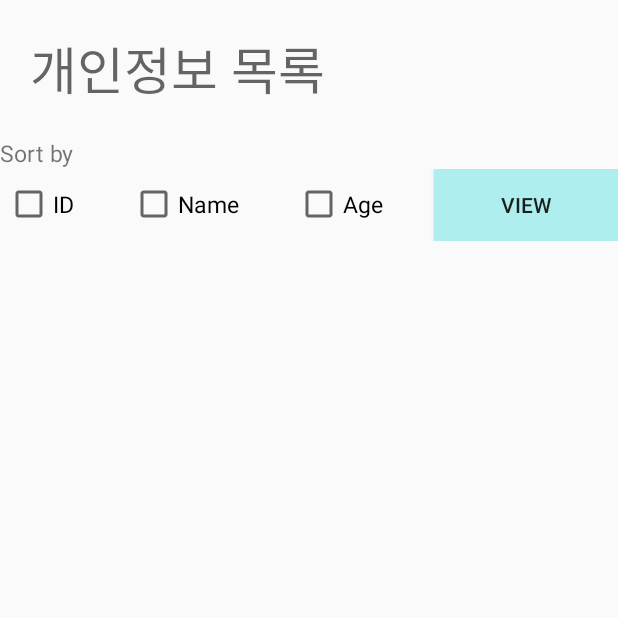
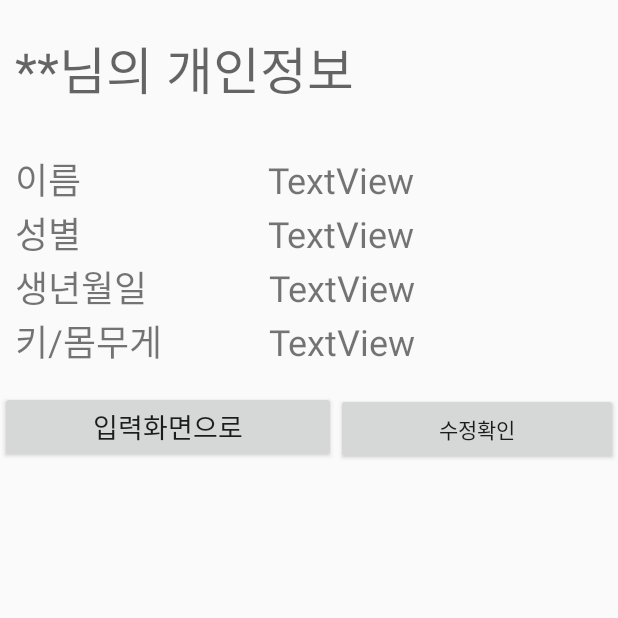
Before and after one commit to heidi618/ohyes_android, an Android app: the ListActivity screen opened directly, with no data from a screen before it, on a phone screen of 412 x 824 dp, the top half of it. Run offline under Robolectric (Android 15) with nearby library versions, the phone set to English and light mode, and no system bars.

```diff
--- a/app/src/main/java/com/example/mywifi_demo/Activity/ListActivity.java
+++ b/app/src/main/java/com/example/mywifi_demo/Activity/ListActivity.java
@@ -2,7 +2,11 @@ package com.example.mywifi_demo.Activity;
 
 import androidx.appcompat.app.AppCompatActivity;
 
+import android.app.Activity;
+import android.content.Intent;
 import android.os.Bundle;
+import android.view.View;
+import android.widget.Button;
 
 import com.example.mywifi_demo.R;
 
@@ -12,5 +16,16 @@ public class ListActivity extends AppCompatActivity {
     protected void onCreate(Bundle savedInstanceState) {
         super.onCreate(savedInstanceState);
         setContentView(R.layout.activity_list);
+        Button button1 = (Button) findViewById(R.id.button1);
+        button1.setOnClickListener(new View.OnClickListener() {
+            @Override
+            public void onClick(View v) {
+
+
+                Intent intent = new Intent();
+                setResult(Activity.RESULT_OK, intent);
+                finish();
+            }
+        });
     }
 }
--- a/app/src/main/java/com/example/mywifi_demo/Activity/MainActivity.java
+++ b/app/src/main/java/com/example/mywifi_demo/Activity/MainActivity.java
@@ -69,15 +69,14 @@ public class MainActivity extends AppCompatActivity implements View.OnClickListe
         super.onCreate(savedInstanceState);
         setContentView(R.layout.activity_main);
 
-        container=(LinearLayout) findViewById(R.id.container);
+  //      container=(LinearLayout) findViewById(R.id.container);
 
         Button btn_list = (Button) findViewById(R.id.btn_list);
         btn_list.setOnClickListener(new View.OnClickListener() {
             @Override
             public void onClick(View view) {
-                LayoutInflater inflater = (LayoutInflater)
-                        getSystemService(Context.LAYOUT_INFLATER_SERVICE);
-                inflater.inflate(R.layout.userlist,container,true);
+                Intent intent= new Intent(getApplicationContext(), ListActivity.class);
+                startActivityForResult(intent, 101);
             }
         });
 
--- a/app/src/main/res/layout/activity_list.xml
+++ b/app/src/main/res/layout/activity_list.xml
@@ -11,81 +11,132 @@
         android:id="@+id/textview"
         android:layout_width="match_parent"
         android:layout_height="wrap_content"
-        android:layout_marginLeft="20dp"
+        android:layout_marginLeft="10dp"
         android:layout_marginTop="20dp"
-        android:text="개인정보 목록"
-        android:textAppearance="@style/TextAppearance.AppCompat.Display1"/>
-
-    <TextView
-        android:id="@+id/text_sort"
-        android:layout_width="wrap_content"
-        android:layout_height="wrap_content"
-        android:text="Sort by "
-        android:textSize="15dp"
-        android:layout_marginTop="20dp"
-        android:layout_alignLeft="@+id/text_name"
-        android:layout_below="@+id/line1"/>
+        android:text="**님의 개인정보"
+        android:textAppearance="@style/TextAppearance.AppCompat.Display1" />
 
     <LinearLayout
         android:layout_width="match_parent"
         android:layout_height="wrap_content"
-        android:weightSum="4">
+        android:layout_marginLeft="10dp"
+        android:layout_marginTop="30dp"
+        android:layout_marginRight="10dp"
+        android:orientation="vertical">
 
-        <CheckBox
-            android:id="@+id/check_userid"
+        <LinearLayout
+            android:layout_width="match_parent"
+            android:layout_height="wrap_content"
+            android:orientation="horizontal"
+            android:weightSum="2">
+
+            <TextView
+                android:id="@+id/textView3"
                 android:layout_width="wrap_content"
                 android:layout_height="wrap_content"
-            android:layout_alignTop="@+id/text_sort"
-            android:layout_alignBottom="@+id/text_sort"
-            android:layout_marginLeft="3dp"
-            android:layout_toRightOf="@+id/text_sort"
                 android:layout_weight="1"
-            android:text="ID"
-            android:textSize="15dp" />
+                android:text="이름"
+                android:textSize="24sp" />
 
-        <CheckBox
-            android:id="@+id/check_name"
+            <TextView
+                android:id="@+id/textView4"
                 android:layout_width="wrap_content"
                 android:layout_height="wrap_content"
-            android:layout_alignTop="@+id/text_sort"
-            android:layout_alignBottom="@+id/text_sort"
-            android:layout_marginLeft="3dp"
-            android:layout_toRightOf="@+id/check_userid"
                 android:layout_weight="1"
-            android:text="Name"
-            android:textSize="15dp" />
+                android:text="TextView"
+                android:textSize="24sp" />
+        </LinearLayout>
 
-        <CheckBox
-            android:id="@+id/check_age"
+        <LinearLayout
+            android:layout_width="match_parent"
+            android:layout_height="wrap_content"
+            android:orientation="horizontal"
+            android:weightSum="2">
+
+            <TextView
+                android:id="@+id/textView5"
                 android:layout_width="wrap_content"
                 android:layout_height="wrap_content"
-            android:layout_alignTop="@+id/text_sort"
-            android:layout_alignBottom="@+id/text_sort"
-            android:layout_marginLeft="3dp"
-            android:layout_toRightOf="@+id/check_name"
                 android:layout_weight="1"
-            android:text="Age"
-            android:textSize="15dp" />
+                android:text="성별"
+                android:textSize="24sp" />
+
+            <TextView
+                android:id="@+id/textView6"
+                android:layout_width="wrap_content"
+                android:layout_height="wrap_content"
+                android:layout_weight="1"
+                android:text="TextView"
+                android:textSize="24sp" />
+        </LinearLayout>
+
+        <LinearLayout
+            android:layout_width="match_parent"
+            android:layout_height="wrap_content"
+            android:orientation="horizontal">
+
+            <TextView
+                android:id="@+id/textView7"
+                android:layout_width="45dp"
+                android:layout_height="wrap_content"
+                android:layout_weight="1"
+                android:text="생년월일"
+                android:textSize="24sp" />
+
+            <TextView
+                android:id="@+id/textView8"
+                android:layout_width="wrap_content"
+                android:layout_height="wrap_content"
+                android:layout_weight="1"
+                android:text="TextView"
+                android:textSize="24sp" />
+        </LinearLayout>
+
+        <LinearLayout
+            android:layout_width="match_parent"
+            android:layout_height="match_parent"
+            android:orientation="horizontal">
+
+            <TextView
+                android:id="@+id/textView9"
+                android:layout_width="45dp"
+                android:layout_height="wrap_content"
+                android:layout_weight="1"
+                android:text="키/몸무게"
+                android:textSize="24sp" />
+
+            <TextView
+                android:id="@+id/textView10"
+                android:layout_width="wrap_content"
+                android:layout_height="wrap_content"
+                android:layout_weight="1"
+                android:text="TextView"
+                android:textSize="24sp" />
+        </LinearLayout>
+    </LinearLayout>
+
+    <LinearLayout
+        android:layout_width="match_parent"
+        android:layout_height="wrap_content"
+        android:layout_marginTop="15dp"
+        android:orientation="horizontal">
 
         <Button
-            android:id="@+id/btn_select"
+            android:id="@+id/button1"
             android:layout_width="wrap_content"
             android:layout_height="wrap_content"
-            android:layout_alignBaseline="@+id/check_age"
-            android:layout_alignBottom="@+id/check_age"
             android:layout_weight="1"
-            android:background="#AFEEEE"
-            android:text="View" />
+            android:text="입력화면으로"
+            android:textSize="18sp" />
+
+        <Button
+            android:id="@+id/button3"
+            android:layout_width="wrap_content"
+            android:layout_height="wrap_content"
+            android:layout_weight="1"
+            android:text="수정확인" />
+
     </LinearLayout>
 
 
-    <ScrollView
-        android:layout_width="match_parent"
-        android:layout_height="match_parent">
-
-        <ListView
-            android:id="@+id/db_list_view"
-            android:layout_width="match_parent"
-            android:layout_height="match_parent"></ListView>
-    </ScrollView>
 </LinearLayout>
```
Lines whose indentation alone changed are shown as unchanged.
